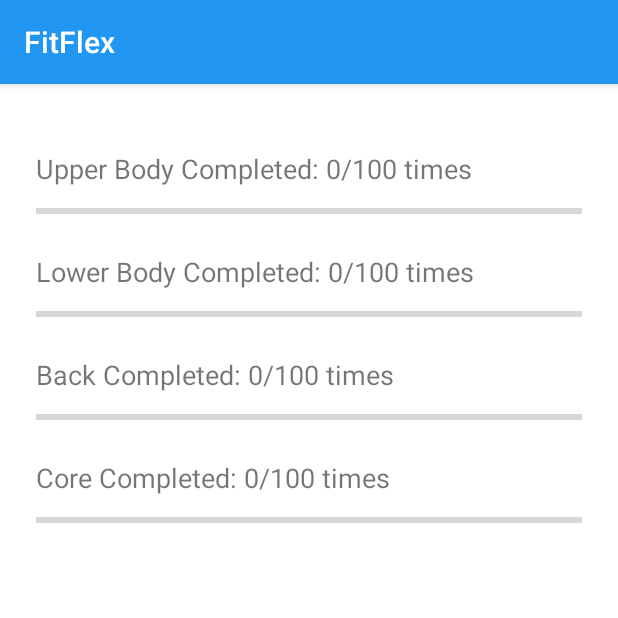
After one commit to rikujo205/fitflex, an Android app built with Jetpack Compose: the ProgressActivity screen opened directly, with no data from a screen before it, on a phone screen of 412 x 824 dp, the top half of it. The commit adds this screen. Run offline under Robolectric (Android 15) with nearby library versions, the phone set to English and light mode, and no system bars.

Commit message:
Added progress screen

```diff
--- a/app/src/main/AndroidManifest.xml
+++ b/app/src/main/AndroidManifest.xml
@@ -28,7 +28,7 @@
         <!-- Other activities -->
         <activity android:name="com.FitFlex.app.activities.MainActivity" />
         <activity android:name="com.FitFlex.app.activities.SettingsActivity" />
-        <activity android:name="com.FitFlex.app.activities.SuggestionActivity" />
+        <activity android:name="com.FitFlex.app.activities.ProgressActivity" />
         <activity android:name="com.FitFlex.app.activities.WorkoutPlanActivity" />
         <activity android:name=".activities.WorkoutSelectionActivity" />
         <activity android:name="com.FitFlex.app.activities.UpperBodyWorkoutActivity" />
--- a/app/src/main/java/com/FitFlex/app/activities/BackWorkoutActivity.java
+++ b/app/src/main/java/com/FitFlex/app/activities/BackWorkoutActivity.java
@@ -45,6 +45,13 @@ public class BackWorkoutActivity extends AppCompatActivity {
         finishButton.setOnClickListener(new View.OnClickListener() {
             @Override
             public void onClick(View v) {
+                SharedPreferences prefs = getSharedPreferences("FitFlexPrefs", MODE_PRIVATE);
+                SharedPreferences.Editor editor = prefs.edit();
+
+                int count = prefs.getInt("back_workout_count", 0);
+                editor.putInt("back_workout_count", count + 1);
+                editor.apply();
+
                 Intent intent = new Intent(BackWorkoutActivity.this, WorkoutSelectionActivity.class);
                 intent.setFlags(Intent.FLAG_ACTIVITY_CLEAR_TOP); // optional: clears back stack
                 startActivity(intent);
--- a/app/src/main/java/com/FitFlex/app/activities/CoreWorkoutActivity.java
+++ b/app/src/main/java/com/FitFlex/app/activities/CoreWorkoutActivity.java
@@ -45,6 +45,13 @@ public class CoreWorkoutActivity extends AppCompatActivity {
         finishButton.setOnClickListener(new View.OnClickListener() {
             @Override
             public void onClick(View v) {
+                SharedPreferences prefs = getSharedPreferences("FitFlexPrefs", MODE_PRIVATE);
+                SharedPreferences.Editor editor = prefs.edit();
+
+                int count = prefs.getInt("core_workout_count", 0);
+                editor.putInt("core_workout_count", count + 1);
+                editor.apply();
+
                 Intent intent = new Intent(CoreWorkoutActivity.this, WorkoutSelectionActivity.class);
                 intent.setFlags(Intent.FLAG_ACTIVITY_CLEAR_TOP); // optional: clears back stack
                 startActivity(intent);
--- a/app/src/main/java/com/FitFlex/app/activities/LowerBodyWorkoutActivity.java
+++ b/app/src/main/java/com/FitFlex/app/activities/LowerBodyWorkoutActivity.java
@@ -45,6 +45,13 @@ public class LowerBodyWorkoutActivity extends AppCompatActivity {
         finishButton.setOnClickListener(new View.OnClickListener() {
             @Override
             public void onClick(View v) {
+                SharedPreferences prefs = getSharedPreferences("FitFlexPrefs", MODE_PRIVATE);
+                SharedPreferences.Editor editor = prefs.edit();
+
+                int count = prefs.getInt("lower_workout_count", 0);
+                editor.putInt("lower_workout_count", count + 1);
+                editor.apply();
+
                 Intent intent = new Intent(LowerBodyWorkoutActivity.this, WorkoutSelectionActivity.class);
                 intent.setFlags(Intent.FLAG_ACTIVITY_CLEAR_TOP); // optional: clears back stack
                 startActivity(intent);
--- a/app/src/main/java/com/FitFlex/app/activities/MainActivity.java
+++ b/app/src/main/java/com/FitFlex/app/activities/MainActivity.java
@@ -7,6 +7,8 @@ import android.widget.TextView;
 import androidx.appcompat.app.AppCompatActivity;
 import com.FitFlex.app.R;
 import com.FitFlex.app.utils.SharedPrefManager;
+
+import javax.sql.RowSet;
 
 public class MainActivity extends AppCompatActivity {
 
@@ -38,8 +40,8 @@ public class MainActivity extends AppCompatActivity {
         startActivity(intent);
     }
 
-    public void openSuggestions(View view) {
-        Intent intent = new Intent(this, SuggestionActivity.class);
+    public void openProgress(View view) {
+        Intent intent = new Intent(this, ProgressActivity.class);
         startActivity(intent);
     }
 
--- /dev/null
+++ b/app/src/main/java/com/FitFlex/app/activities/ProgressActivity.java
@@ -0,0 +1,53 @@
+package com.FitFlex.app.activities;
+
+import android.content.SharedPreferences;
+import android.os.Bundle;
+import android.widget.ProgressBar;
+import android.widget.TextView;
+
+import androidx.appcompat.app.AppCompatActivity;
+
+import com.FitFlex.app.R;
+
+public class ProgressActivity extends AppCompatActivity {
+    private TextView upperText, lowerText, backText, coreText;
+    private ProgressBar upperProgressBar, lowerProgressBar, backProgressBar, coreProgressBar;
+
+    @Override
+    protected void onCreate(Bundle savedInstanceState){
+        super.onCreate(savedInstanceState);
+        setContentView(R.layout.activity_progress);
+
+        upperText = findViewById(R.id.upperProgressText);
+        lowerText = findViewById(R.id.lowerProgressText);
+        backText = findViewById(R.id.backProgressText);
+        coreText = findViewById(R.id.coreProgressText);
+
+        upperProgressBar = findViewById(R.id.upperProgressBar);
+        lowerProgressBar = findViewById(R.id.lowerProgressBar);
+        backProgressBar = findViewById(R.id.backProgressBar);
+        coreProgressBar = findViewById(R.id.coreProgressBar);
+
+        upperProgressBar.setMax(100);
+        lowerProgressBar.setMax(100);
+        backProgressBar.setMax(100);
+        coreProgressBar.setMax(100);
+
+        SharedPreferences prefs = getSharedPreferences("FitFlexPrefs", MODE_PRIVATE);
+
+        int upperCount = prefs.getInt("upper_workout_count", 0);
+        int lowerCount = prefs.getInt("lower_workout_count", 0);
+        int backCount = prefs.getInt("back_workout_count", 0);
+        int coreCount = prefs.getInt("core_workout_count", 0);
+
+        upperProgressBar.setProgress(upperCount);
+        lowerProgressBar.setProgress(lowerCount);
+        backProgressBar.setProgress(backCount);
+        coreProgressBar.setProgress(coreCount);
+
+        upperText.setText("Upper Body Completed: " + upperCount + "/100 times");
+        lowerText.setText("Lower Body Completed: " + lowerCount + "/100 times");
+        backText.setText("Back Completed: " + backCount + "/100 times");
+        coreText.setText("Core Completed: " + coreCount + "/100 times");
+    }
+}
--- a/app/src/main/java/com/FitFlex/app/activities/UpperBodyWorkoutActivity.java
+++ b/app/src/main/java/com/FitFlex/app/activities/UpperBodyWorkoutActivity.java
@@ -45,6 +45,13 @@ public class UpperBodyWorkoutActivity extends AppCompatActivity {
         finishButton.setOnClickListener(new View.OnClickListener() {
             @Override
             public void onClick(View v) {
+                SharedPreferences prefs = getSharedPreferences("FitFlexPrefs", MODE_PRIVATE);
+                SharedPreferences.Editor editor = prefs.edit();
+
+                int count = prefs.getInt("upper_workout_count", 0);
+                editor.putInt("upper_workout_count", count + 1);
+                editor.apply();
+
                 Intent intent = new Intent(UpperBodyWorkoutActivity.this, WorkoutSelectionActivity.class);
                 intent.setFlags(Intent.FLAG_ACTIVITY_CLEAR_TOP); // optional: clears back stack
                 startActivity(intent);
--- a/app/src/main/res/layout/activity_main.xml
+++ b/app/src/main/res/layout/activity_main.xml
@@ -31,12 +31,12 @@
         android:text="@string/workout_plan" />
 
     <Button
-        android:id="@+id/openSuggestions"
+        android:id="@+id/openProgress"
         android:layout_width="match_parent"
         android:layout_height="wrap_content"
         android:layout_marginTop="16dp"
-        android:onClick="openSuggestions"
-        android:text="@string/suggestion" />
+        android:onClick="openProgress"
+        android:text="View Progress" />
 
     <Button
         android:id="@+id/openSettings"
--- /dev/null
+++ b/app/src/main/res/layout/activity_progress.xml
@@ -0,0 +1,75 @@
+<?xml version="1.0" encoding="utf-8"?>
+<ScrollView xmlns:android="http://schemas.android.com/apk/res/android"
+    android:orientation="vertical"
+    android:layout_width="match_parent"
+    android:layout_height="match_parent">
+
+    <LinearLayout
+        android:layout_width="match_parent"
+        android:layout_height="wrap_content"
+        android:padding="24dp"
+        android:orientation="vertical">
+
+        <TextView
+            android:id="@+id/upperProgressText"
+            android:text="Upper Body Progress"
+            android:textSize="18sp"
+            android:layout_marginBottom="8dp"
+            android:layout_marginTop="20dp"
+            android:layout_height="match_parent"
+            android:layout_width="match_parent" />
+        <ProgressBar
+            android:id="@+id/upperProgressBar"
+            style="?android:attr/progressBarStyleHorizontal"
+            android:layout_width="match_parent"
+            android:layout_height="wrap_content" />
+
+        <TextView
+            android:id="@+id/lowerProgressText"
+            android:text="Lower Body Progress"
+            android:textSize="18sp"
+            android:layout_marginBottom="8dp"
+            android:layout_marginTop="20dp"
+            android:layout_height="match_parent"
+            android:layout_width="match_parent" />
+        <ProgressBar
+            android:id="@+id/lowerProgressBar"
+            android:max="4"
+            style="?android:attr/progressBarStyleHorizontal"
+            android:layout_width="match_parent"
+            android:layout_height="wrap_content" />
+
+        <TextView
+            android:id="@+id/backProgressText"
+            android:text="Back Progress"
+            android:textSize="18sp"
+            android:layout_marginBottom="8dp"
+            android:layout_marginTop="20dp"
+            android:layout_height="match_parent"
+            android:layout_width="match_parent" />
+        <ProgressBar
+            android:id="@+id/backProgressBar"
+            android:max="4"
+            style="?android:attr/progressBarStyleHorizontal"
+            android:layout_width="match_parent"
+            android:layout_height="wrap_content" />
+
+        <TextView
+            android:id="@+id/coreProgressText"
+            android:text="Core Progress"
+            android:textSize="18sp"
+            android:layout_marginBottom="8dp"
+            android:layout_marginTop="20dp"
+            android:layout_height="match_parent"
+            android:layout_width="match_parent" />
+
+        <ProgressBar
+            android:id="@+id/coreProgressBar"
+            android:max="4"
+            style="?android:attr/progressBarStyleHorizontal"
+            android:layout_width="match_parent"
+            android:layout_height="wrap_content" />
+
+
+    </LinearLayout>
+</ScrollView>
```
